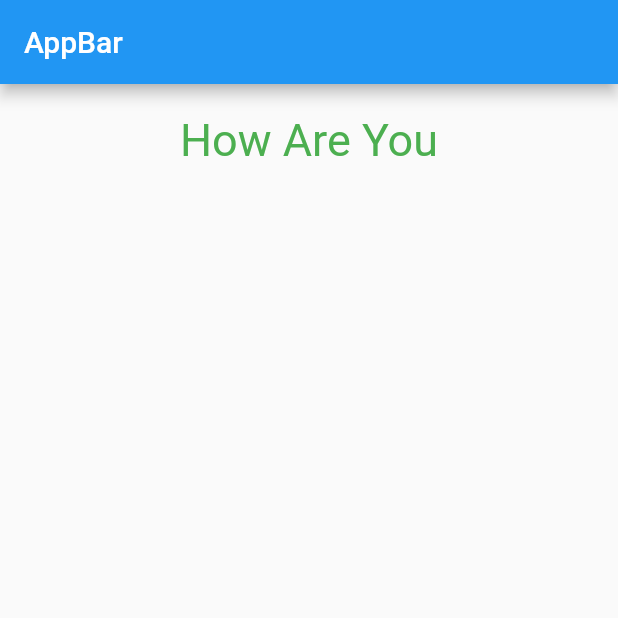
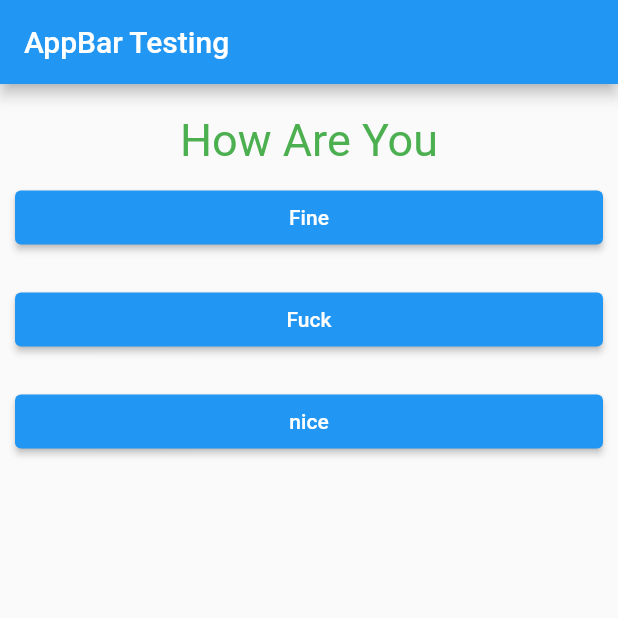
Before and after one commit to M7MMAD-OMAR/second-project-Flutter, a Flutter app: the screen it shows after launch, on a phone screen of 412 x 824 dp, the top half of it. Run offline on Flutter 3.47's test engine with Material 2 defaults, Android fonts, the phone set to English and light mode, and no system bars.

Commit message:
Edit files

```diff
--- a/lib/main.dart
+++ b/lib/main.dart
@@ -1,10 +1,8 @@
-import 'package:flutter/cupertino.dart';
 import 'package:flutter/material.dart';
+import 'package:second_project/answer.dart';
 import 'package:second_project/question.dart';
 
-
 void main() => runApp(MyApp());
-
 
 class MyApp extends StatefulWidget {
   const MyApp({Key? key}) : super(key: key);
@@ -14,17 +12,46 @@ class MyApp extends StatefulWidget {
 }
 
 class _MyAppState extends State<MyApp> {
+  late int indexQuestion = 0;
+  late List<Map<String, Object>> questionsAndAnswers = [
+    {
+      'question': "How Are You",
+      'answers': ["Fine", "Fuck", "nice"],
+    },
+    {
+      'question': "What Do You Do",
+      'answers': ["Playing", "Fat boll", "bastBoll", "Cocking"],
+    },
+    {
+      'question': "What Do You Do Eating Dog!!1",
+      'answers': ["Playing", "Cocking"],
+    }
+  ];
+
+  void tempAnswer() {
+    if(indexQuestion == questionsAndAnswers.length-1) {
+      indexQuestion = -1;
+    }
+    setState(() => ++indexQuestion);
+  }
+
   @override
   Widget build(BuildContext context) {
     return MaterialApp(
       debugShowCheckedModeBanner: false,
       home: Scaffold(
         appBar: AppBar(
-          title: Text("AppBar"),
+          title: const Text("AppBar Testing"),
         ),
         body: Column(
           children: [
-            Question(question: "How Are You",)
+            Question(
+              question:
+                  questionsAndAnswers[indexQuestion]['question'] as String,
+            ),
+            ...(questionsAndAnswers[indexQuestion]['answers'] as List<String>).map((answer){
+              return Answer(titleAnswer: answer, funAnswer: tempAnswer);
+            }),
           ],
         ),
       ),
--- a/lib/question.dart
+++ b/lib/question.dart
@@ -5,9 +5,9 @@ import 'package:flutter/material.dart';
 
 class Question extends StatelessWidget {
 
-  final question;
+  final String question;
 
-  const Question({Key? key, this.question}) : super(key: key);
+  const Question({Key? key, required this.question}) : super(key: key);
 
   @override
   Widget build(BuildContext context) {
```
